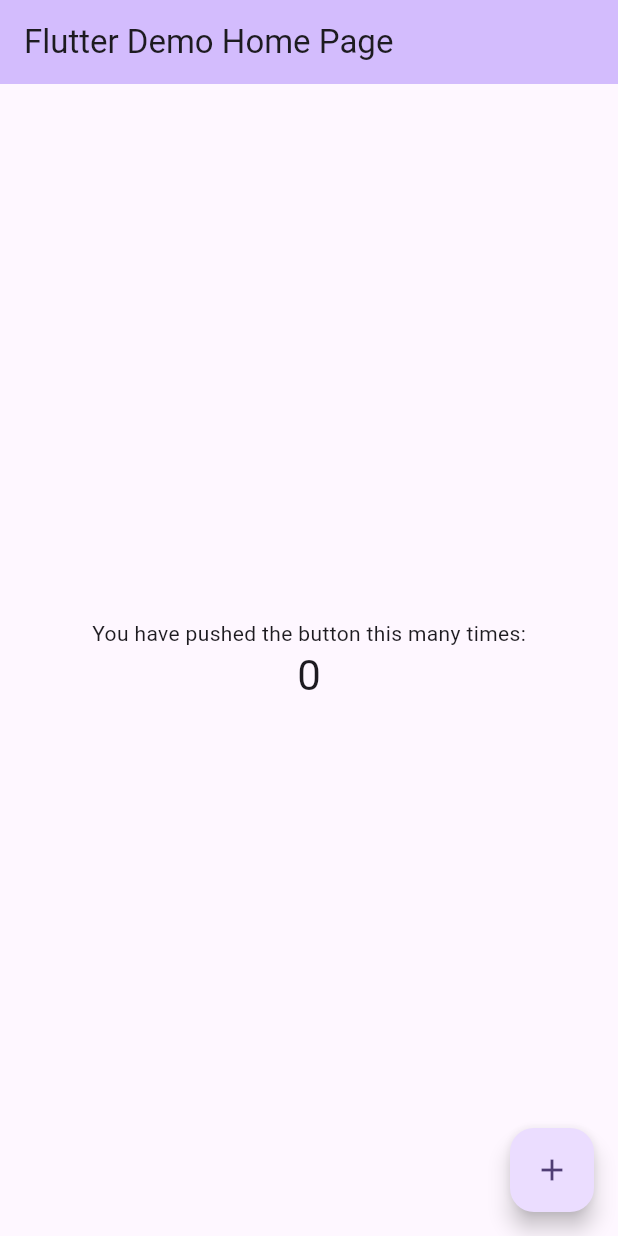
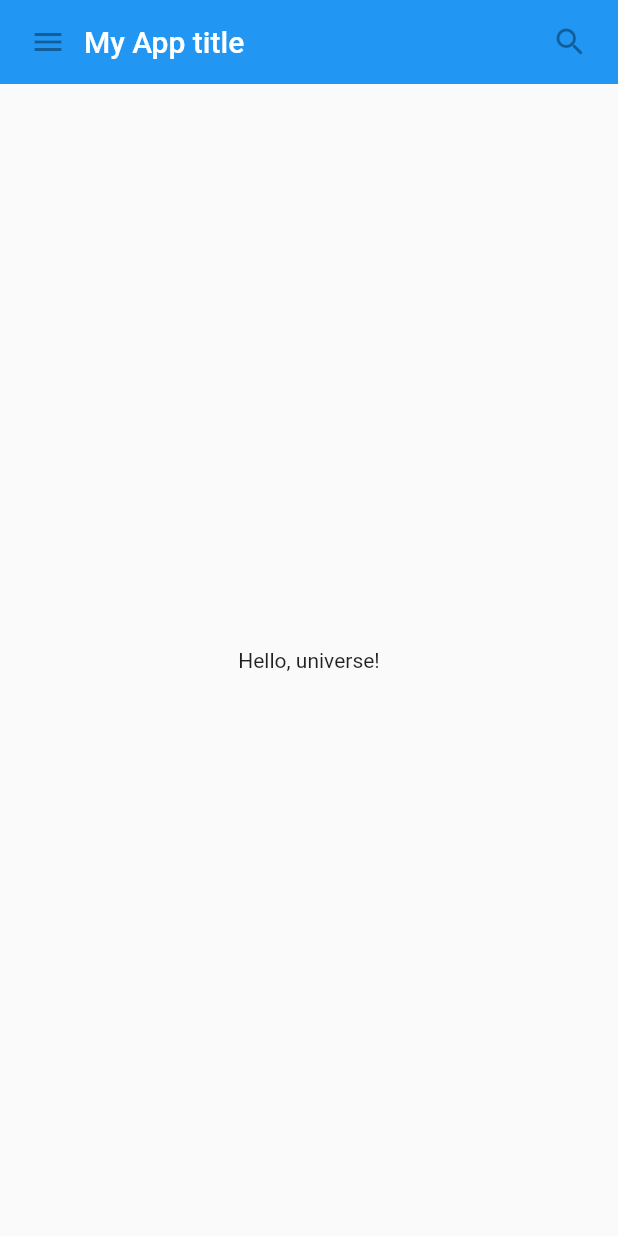
Before and after one commit to adsoftsito/widgets, a Flutter app: the screen it shows after launch, on a phone screen of 412 x 824 dp. Run offline on Flutter 3.47's test engine with Material 2 defaults, Android fonts, the phone set to English and light mode, and no system bars.

Commit message:
init basic_widgets

```diff
--- a/lib/main.dart
+++ b/lib/main.dart
@@ -1,125 +1,79 @@
 import 'package:flutter/material.dart';
 
-void main() {
-  runApp(const MyApp());
-}
+class MyAppBar extends StatelessWidget {
+  const MyAppBar({required this.title, super.key});
 
-class MyApp extends StatelessWidget {
-  const MyApp({super.key});
+  // Fields in a Widget subclass are always marked "final".
 
-  // This widget is the root of your application.
+  final Widget title;
+
   @override
   Widget build(BuildContext context) {
-    return MaterialApp(
-      title: 'Flutter Demo',
-      theme: ThemeData(
-        // This is the theme of your application.
-        //
-        // TRY THIS: Try running your application with "flutter run". You'll see
-        // the application has a blue toolbar. Then, without quitting the app,
-        // try changing the seedColor in the colorScheme below to Colors.green
-        // and then invoke "hot reload" (save your changes or press the "hot
-        // reload" button in a Flutter-supported IDE, or press "r" if you used
-        // the command line to start the app).
-        //
-        // Notice that the counter didn't reset back to zero; the application
-        // state is not lost during the reload. To reset the state, use hot
-        // restart instead.
-        //
-        // This works for code too, not just values: Most code changes can be
-        // tested with just a hot reload.
-        colorScheme: ColorScheme.fromSeed(seedColor: Colors.deepPurple),
-        useMaterial3: true,
+    return Container(
+      height: 56, // in logical pixels
+      padding: const EdgeInsets.symmetric(horizontal: 8),
+      decoration: BoxDecoration(color: Colors.blue[500]),
+      // Row is a horizontal, linear layout.
+      child: Row(
+        children: [
+          const IconButton(
+            icon: Icon(Icons.menu),
+            tooltip: 'Navigation menu',
+            onPressed: null, // null disables the button
+          ),
+          // Expanded expands its child
+          // to fill the available space.
+          Expanded(
+            child: title,
+          ),
+          const IconButton(
+            icon: Icon(Icons.search),
+            tooltip: 'Search',
+            onPressed: null,
+          ),
+        ],
       ),
-      home: const MyHomePage(title: 'Flutter Demo Home Page'),
     );
   }
 }
 
-class MyHomePage extends StatefulWidget {
-  const MyHomePage({super.key, required this.title});
-
-  // This widget is the home page of your application. It is stateful, meaning
-  // that it has a State object (defined below) that contains fields that affect
-  // how it looks.
-
-  // This class is the configuration for the state. It holds the values (in this
-  // case the title) provided by the parent (in this case the App widget) and
-  // used by the build method of the State. Fields in a Widget subclass are
-  // always marked "final".
-
-  final String title;
-
-  @override
-  State<MyHomePage> createState() => _MyHomePageState();
-}
-
-class _MyHomePageState extends State<MyHomePage> {
-  int _counter = 0;
-
-  void _incrementCounter() {
-    setState(() {
-      // This call to setState tells the Flutter framework that something has
-      // changed in this State, which causes it to rerun the build method below
-      // so that the display can reflect the updated values. If we changed
-      // _counter without calling setState(), then the build method would not be
-      // called again, and so nothing would appear to happen.
-      _counter++;
-    });
-  }
+class MyScaffold extends StatelessWidget {
+  const MyScaffold({super.key});
 
   @override
   Widget build(BuildContext context) {
-    // This method is rerun every time setState is called, for instance as done
-    // by the _incrementCounter method above.
-    //
-    // The Flutter framework has been optimized to make rerunning build methods
-    // fast, so that you can just rebuild anything that needs updating rather
-    // than having to individually change instances of widgets.
-    return Scaffold(
-      appBar: AppBar(
-        // TRY THIS: Try changing the color here to a specific color (to
-        // Colors.amber, perhaps?) and trigger a hot reload to see the AppBar
-        // change color while the other colors stay the same.
-        backgroundColor: Theme.of(context).colorScheme.inversePrimary,
-        // Here we take the value from the MyHomePage object that was created by
-        // the App.build method, and use it to set our appbar title.
-        title: Text(widget.title),
+    // Material is a conceptual piece
+    // of paper on which the UI appears.
+    return Material(
+      // Column is a vertical, linear layout.
+      child: Column(
+        children: [
+          MyAppBar(
+            title: Text(
+              'My App title',
+              style: Theme.of(context) //
+                  .primaryTextTheme
+                  .titleLarge,
+            ),
+          ),
+          const Expanded(
+            child: Center(
+              child: Text('Hello, universe!'),
+            ),
+          ),
+        ],
       ),
-      body: Center(
-        // Center is a layout widget. It takes a single child and positions it
-        // in the middle of the parent.
-        child: Column(
-          // Column is also a layout widget. It takes a list of children and
-          // arranges them vertically. By default, it sizes itself to fit its
-          // children horizontally, and tries to be as tall as its parent.
-          //
-          // Column has various properties to control how it sizes itself and
-          // how it positions its children. Here we use mainAxisAlignment to
-          // center the children vertically; the main axis here is the vertical
-          // axis because Columns are vertical (the cross axis would be
-          // horizontal).
-          //
-          // TRY THIS: Invoke "debug painting" (choose the "Toggle Debug Paint"
-          // action in the IDE, or press "p" in the console), to see the
-          // wireframe for each widget.
-          mainAxisAlignment: MainAxisAlignment.center,
-          children: <Widget>[
-            const Text(
-              'You have pushed the button this many times:',
-            ),
-            Text(
-              '$_counter',
-              style: Theme.of(context).textTheme.headlineMedium,
-            ),
-          ],
-        ),
-      ),
-      floatingActionButton: FloatingActionButton(
-        onPressed: _incrementCounter,
-        tooltip: 'Increment',
-        child: const Icon(Icons.add),
-      ), // This trailing comma makes auto-formatting nicer for build methods.
     );
   }
 }
+
+void main() {
+  runApp(
+    const MaterialApp(
+      title: 'My widget app', // used by the OS task switcher
+      home: SafeArea(
+        child: MyScaffold(),
+      ),
+    ),
+  );
+}
```
